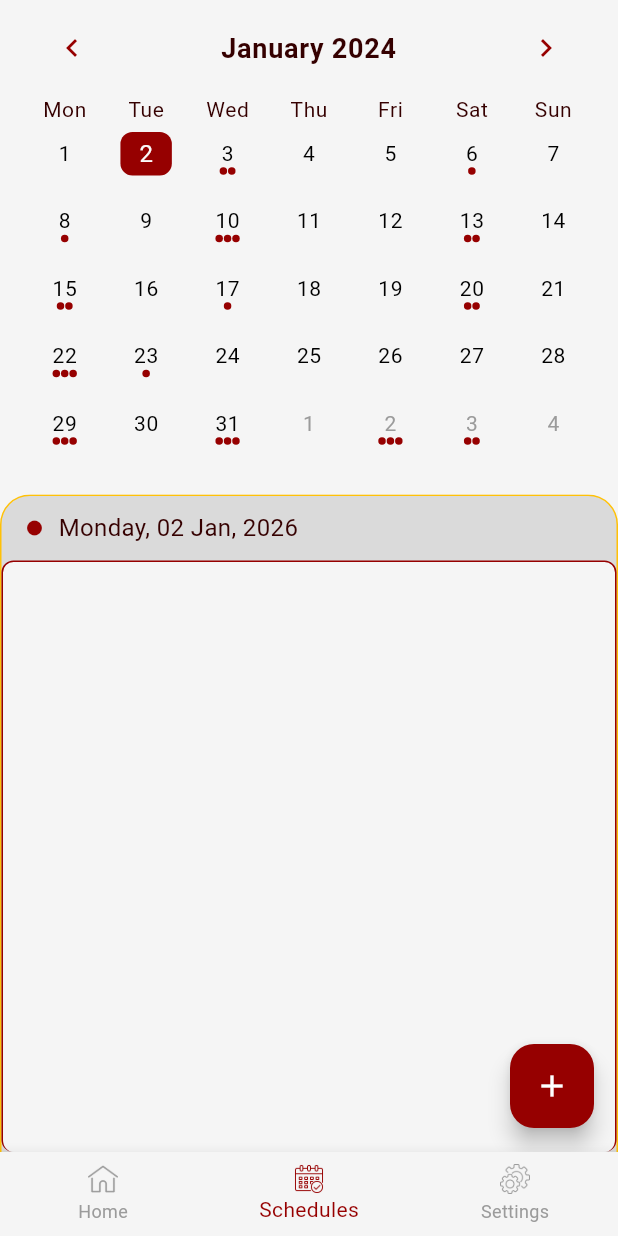
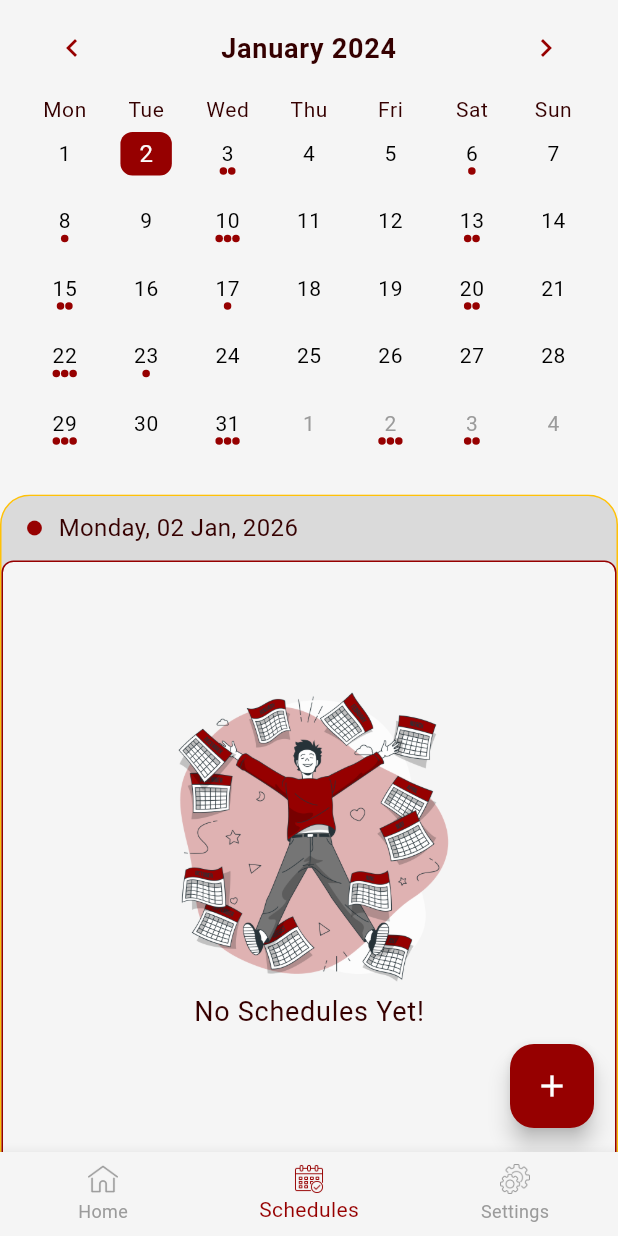
Before and after one commit to alphabetic100/schedule-management, a Flutter app: the ScheduleScreen screen opened by its route, on a phone screen of 412 x 824 dp. Run offline on Flutter 3.47's test engine with Material 3 defaults, Android fonts, the phone set to English and light mode, and no system bars; drawn by our look-alikes of table_calendar; our stand-ins replace cloud_firestore, equatable, firebase_auth, firebase_core, flutter_bloc, get_it and 2 more; missing offline and left inert: flutter_facebook_auth; accounts and stored records are empty; Roboto replaces fonts that are missing (Poppins-Regular).

Commit message:
[add] added schedule widget and empty schedule state

```diff
--- /dev/null
+++ b/lib/src/app/features/schedules/widgets/empty_schedule_widget.dart
@@ -0,0 +1,23 @@
+import 'package:flutter/material.dart';
+import 'package:schedule_management/src/core/extensions/app_size.dart';
+import 'package:schedule_management/src/core/extensions/text_style.dart';
+import 'package:schedule_management/src/core/utils/constants/image_paths.dart';
+import 'package:schedule_management/src/core/utils/theme/app_colors.dart';
+
+class EmptyScheduleWidget extends StatelessWidget {
+  const EmptyScheduleWidget({super.key});
+
+  @override
+  Widget build(BuildContext context) {
+    return Column(
+      mainAxisAlignment: MainAxisAlignment.center,
+      children: [
+        Image.asset(ImagePath.emtpySchedule, height: context.height * 0.25),
+        Text(
+          'No Schedules Yet!',
+          style: context.bodyLarge.copyWith(color: AppColors.primaryTextColor),
+        ),
+      ],
+    );
+  }
+}
--- a/lib/src/app/features/schedules/widgets/schedule_body_widget.dart
+++ b/lib/src/app/features/schedules/widgets/schedule_body_widget.dart
@@ -1,4 +1,5 @@
 import 'package:flutter/material.dart';
+import 'package:schedule_management/src/app/features/schedules/widgets/empty_schedule_widget.dart';
 import 'package:schedule_management/src/core/extensions/app_size.dart';
 import 'package:schedule_management/src/core/extensions/text_style.dart';
 import 'package:schedule_management/src/core/utils/theme/app_colors.dart';
@@ -8,12 +9,10 @@ class ScheduleBodyWidget extends StatelessWidget {
 
   @override
   Widget build(BuildContext context) {
-    return LayoutBuilder(
-      builder: (context, constraints) {
-        return SingleChildScrollView(
-          child: ConstrainedBox(
-            constraints: BoxConstraints(minHeight: constraints.maxHeight),
-            child: IntrinsicHeight(
+    return CustomScrollView(
+      slivers: [
+        SliverFillRemaining(
+          hasScrollBody: false,
           child: Container(
             width: double.infinity,
             decoration: BoxDecoration(
@@ -21,10 +20,7 @@ class ScheduleBodyWidget extends StatelessWidget {
               border: Border(
                 top: BorderSide(width: 1, color: AppColors.secondaryColor),
                 left: BorderSide(width: 1, color: AppColors.secondaryColor),
-                    right: BorderSide(
-                      width: 1,
-                      color: AppColors.secondaryColor,
-                    ),
+                right: BorderSide(width: 1, color: AppColors.secondaryColor),
               ),
               borderRadius: BorderRadius.only(
                 topLeft: Radius.circular(20),
@@ -78,19 +74,25 @@ class ScheduleBodyWidget extends StatelessWidget {
                           color: AppColors.primaryColor,
                         ),
                       ),
-                          borderRadius: BorderRadius.circular(8),
+                      borderRadius: BorderRadius.only(
+                        topLeft: Radius.circular(8),
+                        topRight: Radius.circular(8),
+                      ),
                       color: AppColors.backgroundColor,
                     ),
-                        child: Column(children: []),
+                    child: Column(
+                      children: [
+                        // ScheduleWidget(),
+                        Expanded(child: EmptyScheduleWidget()),
+                      ],
+                    ),
                   ),
                 ),
               ],
             ),
           ),
         ),
-          ),
-        );
-      },
+      ],
     );
   }
 }
--- a/lib/src/core/utils/constants/icon_paths.dart
+++ b/lib/src/core/utils/constants/icon_paths.dart
@@ -7,4 +7,6 @@ class IconPath {
   static const String homeIcon = '$_basePath/home.png';
   static const String calandarIcon = '$_basePath/calendar.png';
   static const String settingsIcon = '$_basePath/settings.png';
+
+  static const String boxIcon = '$_basePath/box.png';
 }
--- a/lib/src/core/utils/constants/image_paths.dart
+++ b/lib/src/core/utils/constants/image_paths.dart
@@ -5,4 +5,6 @@ class ImagePath {
   static const String emptyState = '$_basePath/onboarding1.png';
 
   static const String notificationPermission = '$_basePath/notification.png';
+
+  static const String emtpySchedule = '$_basePath/empty_schedule.png';
 }
--- a/pubspec.yaml
+++ b/pubspec.yaml
@@ -15,7 +15,6 @@ dependencies:
     sdk: flutter
 
 
-  cupertino_icons: ^1.0.8
   intl: ^0.20.2
 
   ## Firebase Packages
@@ -51,6 +50,7 @@ dev_dependencies:
   flutter_lints: ^5.0.0
   change_app_package_name: ^1.5.0
   flutter_launcher_icons: ^0.14.4
+  mocktail: ^1.0.4
 
 flutter_launcher_icons:
   android: "launcher_icon"
```
Also changed, not shown: lib/src/app/features/schedules/widgets/schedule_widget.dart (added, +66 -0 lines), assets/icons/box.png (added), assets/images/empty_schedule.png (added), pubspec.lock, 2 other files. Lines whose indentation alone changed are shown as unchanged.
